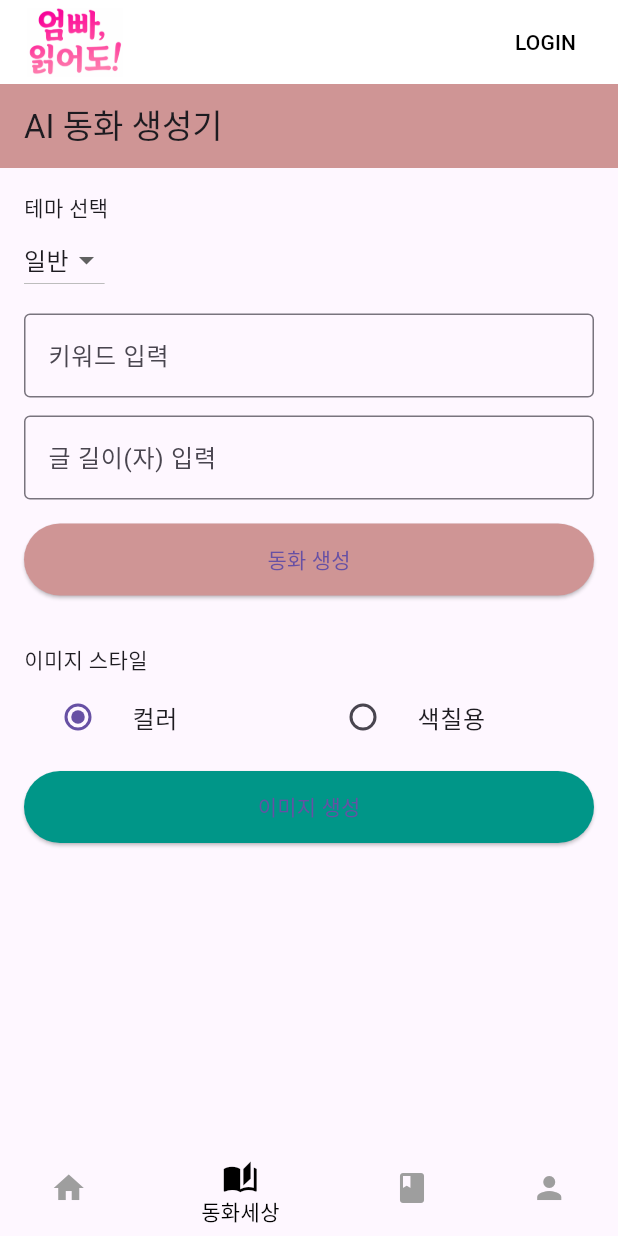
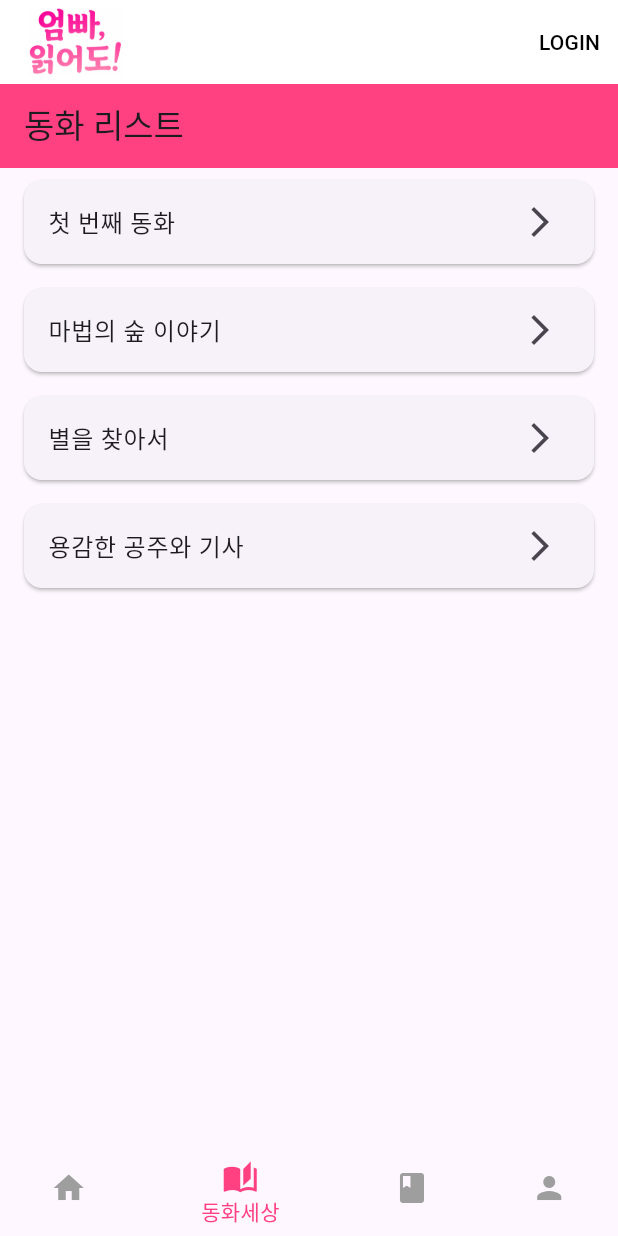
Before and after one commit to okji98/fairytale_project, a Flutter app: the screen it shows after launch, item 2 of the bottom bar chosen, on a phone screen of 412 x 824 dp. Run offline on Flutter 3.47's test engine with Material 3 defaults, Android fonts, the phone set to English and light mode, and no system bars; our stand-ins replace google_sign_in, image_picker, video_player; missing offline and left inert: kakao_flutter_sdk_user.

Commit message:
update 2025-05-27

```diff
--- a/lib/aistorypage.dart
+++ b/lib/aistorypage.dart
@@ -57,7 +57,7 @@ class _AIStoryPageState extends State<AIStoryPage> {
     return Scaffold(
         appBar: AppBar(
           title: const Text('AI 동화 생성기'),
-          backgroundColor: const Color(0xFFCF9595),
+          backgroundColor: const Color(0xFFE59C9C),
         ),
         body: SingleChildScrollView(
             padding: const EdgeInsets.all(16),
--- a/lib/mainscreen.dart
+++ b/lib/mainscreen.dart
@@ -1,40 +1,127 @@
+// Flutter의 Cupertino 위젯을 사용하기 위해 import
 import 'package:flutter/cupertino.dart';
+// Flutter의 Material 디자인 위젯을 사용하기 위해 import
 import 'package:flutter/material.dart';
+import 'package:project_1/story_list_screen.dart';
 
+// AI 동화 생성 페이지 위젯을 가져옵니다
 import 'aistorypage.dart';
+// 로그인 화면 위젯을 가져옵니다
 import 'loginscreen.dart';
+// 마이페이지 화면 위젯을 가져옵니다
 import 'mypagescreen.dart';
+// 커뮤니티 업로드 화면 위젯을 가져옵니다
 import 'upload_board_screen.dart';
 
+// 메인 화면을 StatefulWidget으로 선언합니다
 class MainScreen extends StatefulWidget {
+  // 생성자에 super.key를 전달합니다
   const MainScreen({super.key});
   @override
+  // 상태 객체를 생성합니다
   State<MainScreen> createState() => _MainScreenState();
 }
 
+// MainScreen의 상태를 관리하는 클래스입니다
 class _MainScreenState extends State<MainScreen> {
+  // 현재 선택된 BottomNavigationBar의 인덱스를 저장합니다
   int _currentIndex = 0;
+  // 홈 화면 이미지 애니메이션 토글 상태를 저장합니다
   bool _mainMoved = false;
+
+  // 각 탭에 대응하는 페이지 리스트를 정의합니다
   final List<Widget> _pages = [
-    const Center(child: Text('홈 화면')),
-    const AIStoryPage(),
+    // 인덱스 0: 홈 화면은 별도의 위젯을 사용합니다
+    const SizedBox.shrink(),
+    // 인덱스 1: 동화 리스트 화면(플레이스홀더)
+    const StoryListScreen(),
+    // 인덱스 2: 커뮤니티 업로드 페이지
     const UploadBoardScreen(),
+    // 인덱스 3: 마이페이지 화면
     const MyPageScreen(),
   ];
 
+  // 홈 탭 전용 뷰를 빌드하는 메서드입니다
+  Widget _buildHomeView() {
+    // Stack을 사용해 이미지와 버튼을 겹쳐 배치합니다
+    return Stack(
+      children: [
+        // AnimatedAlign을 사용해 이미지 위치 애니메이션을 처리합니다
+        AnimatedAlign(
+          // _mainMoved 상태에 따라 위치를 변경합니다
+          alignment: _mainMoved ? Alignment.topCenter : Alignment.center,
+          // 애니메이션 지속 시간을 설정합니다
+          duration: const Duration(milliseconds: 500),
+          // 애니메이션 커브를 설정합니다
+          curve: Curves.easeInOut,
+          // 제스처 감지를 위해 GestureDetector로 래핑합니다
+          child: GestureDetector(
+            // 탭 시 _mainMoved를 토글합니다
+            onTap: () => setState(() => _mainMoved = !_mainMoved),
+            // 메인 이미지를 로드합니다
+            child: Image.asset(
+              'assets/main.png',
+              width: 400,
+              height: 400,
+            ),
+          ),
+        ),
+        // AI 동화 구현 버튼 자리에 이미지를 사용하도록 Positioned로 배치합니다
+        Positioned(
+          // 상단으로부터 16픽셀 위치에 배치합니다
+          top: 4,
+          // 우측으로부터 16픽셀 위치에 배치합니다
+          right: 16,
+          // 버튼 역할을 하는 InkWell 위젯입니다
+          child: InkWell(
+            // 탭 시 AIStoryPage로 네비게이션합니다
+            onTap: () {
+              Navigator.push(
+                context,
+                MaterialPageRoute(builder: (_) => const AIStoryPage()),
+              );
+            },
+            // 버튼 디테일로 사용할 이미지를 Ink.image로 표시합니다
+            child: Ink.image(
+              // assets 폴더에 저장된 aiimage.png 파일 경로
+              image: const AssetImage('assets/aiimage.png'),
+              // 가로 크기를 설정합니다
+              width: 100,
+              // 세로 크기를 설정합니다
+              height: 100,
+              // 이미지를 영역에 맞게 자릅니다
+              fit: BoxFit.contain,
+            ),
+          ),
+        ),
+      ],
+    );
+  }
+
   @override
+  // 위젯 빌드 메서드입니다
   Widget build(BuildContext context) {
+    // Scaffold로 기본 레이아웃을 구성합니다
     return Scaffold(
+      // 배경색을 핑크톤으로 설정합니다
       backgroundColor: Colors.pink[50],
+      // 앱바를 설정합니다
       appBar: AppBar(
-        backgroundColor: const Color(0xFFFFFFFF),
+        // 앱바 배경색을 흰색으로 설정합니다
+        backgroundColor: Colors.white,
+        // leading 영역 너비를 100으로 설정합니다
         leadingWidth: 100,
+        // leading에 로고 클릭 시 홈으로 돌아오는 기능을 추가합니다
         leading: Material(
           color: Colors.transparent,
           child: InkWell(
+            // 탭 시 _currentIndex를 0으로 설정해 홈 탭으로 이동합니다
             onTap: () => setState(() => _currentIndex = 0),
+            // 클릭 시 스플래시 색을 설정합니다
             splashColor: Colors.white.withOpacity(0.5),
+            // 클릭 영역을 둥글게 만듭니다
             borderRadius: BorderRadius.circular(70),
+            // 로고 이미지를 패딩으로 감싸서 표시합니다
             child: Padding(
               padding: const EdgeInsets.all(5.0),
               child: Image.asset(
@@ -46,59 +133,45 @@ class _MainScreenState extends State<MainScreen> {
             ),
           ),
         ),
+        // 제목 영역을 빈 공간으로 설정합니다
         title: const SizedBox.shrink(),
+        // 로그인 버튼을 actions에 추가합니다
         actions: [
-          Padding(
-            padding: const EdgeInsets.only(right: 16.0),
-            child: TextButton(
-              onPressed: () {
-                // 로그인 버튼 터치 시 LoginScreen으로 이동
-                Navigator.push(
-                  context,
-                  MaterialPageRoute(builder: (_) => const LoginScreen()),
-                );
-              },
-              child: const Text(
-                'LOGIN',
-                style: TextStyle(color: Colors.black),
-              ),
+          TextButton(
+            // 탭 시 로그인 화면으로 이동합니다
+            onPressed: () => Navigator.push(
+              context,
+              MaterialPageRoute(builder: (_) => const LoginScreen()),
             ),
+            // 버튼 텍스트와 스타일을 설정합니다
+            child: const Text('LOGIN', style: TextStyle(color: Colors.black)),
           ),
         ],
+        // 앱바 그림자를 제거합니다
         elevation: 0,
       ),
-      body: _currentIndex == 0
-          ? AnimatedAlign(
-        alignment:
-        _mainMoved ? Alignment.topCenter : Alignment.center,
-        duration: const Duration(milliseconds: 500),
-        curve: Curves.easeInOut,
-        child: GestureDetector(
-          onTap: () => setState(() => _mainMoved = !_mainMoved),
-          child: Image.asset(
-            'assets/main.png',
-            width: 400,
-            height: 400,
-          ),
-        ),
-      )
-          : _pages[_currentIndex],
+      // body에 현재 인덱스에 따라 홈 뷰 또는 다른 페이지를 렌더링합니다
+      body: _currentIndex == 0 ? _buildHomeView() : _pages[_currentIndex],
+      // 바텀 네비게이션 바를 설정합니다
       bottomNavigationBar: BottomNavigationBar(
+        // 현재 선택된 인덱스를 지정합니다
         currentIndex: _currentIndex,
+        // 탭 변경 시 _currentIndex를 업데이트합니다
         onTap: (idx) => setState(() => _currentIndex = idx),
+        // 각 탭 아이콘과 레이블을 설정합니다
         items: const [
-          BottomNavigationBarItem(
-              icon: Icon(Icons.home), label: '홈화면'),
-          BottomNavigationBarItem(
-              icon: Icon(Icons.auto_stories), label: '동화세상'),
-          BottomNavigationBarItem(
-              icon: Icon(Icons.book), label: '커뮤니티'),
-          BottomNavigationBarItem(
-              icon: Icon(Icons.person), label: '마이페이지'),
+          BottomNavigationBarItem(icon: Icon(Icons.home), label: '홈화면'),
+          BottomNavigationBarItem(icon: Icon(Icons.auto_stories), label: '동화세상'),
+          BottomNavigationBarItem(icon: Icon(Icons.book), label: '커뮤니티'),
+          BottomNavigationBarItem(icon: Icon(Icons.person), label: '마이페이지'),
         ],
-        selectedItemColor: Colors.black,
+        // 선택된 아이템 색상을 검정색으로 설정합니다
+        selectedItemColor: Colors.pinkAccent,
+        // 선택되지 않은 아이템 색상을 회색으로 설정합니다
         unselectedItemColor: Colors.grey,
-        backgroundColor: const Color(0xFFFFFFFF),
+        // 배경색을 흰색으로 설정합니다
+        backgroundColor: Colors.white,
+        // 그림자를 제거합니다
         elevation: 0,
       ),
     );
--- /dev/null
+++ b/lib/story_list_screen.dart
@@ -0,0 +1,56 @@
+// Flutter의 Material 디자인 위젯을 사용하기 위해 import
+import 'package:flutter/material.dart';
+
+// 동화 리스트 화면을 StatefulWidget으로 선언합니다
+class StoryListScreen extends StatefulWidget {
+  // 생성자에서 super.key를 전달합니다
+  const StoryListScreen({super.key});
+
+  @override
+  State<StoryListScreen> createState() => _StoryListScreenState();
+}
+
+// StoryListScreen의 상태를 관리하는 클래스입니다
+class _StoryListScreenState extends State<StoryListScreen> {
+  // 예시로 사용할 동화 제목 리스트를 정의합니다
+  final List<String> _storyTitles = [
+    '첫 번째 동화',
+    '마법의 숲 이야기',
+    '별을 찾아서',
+    '용감한 공주와 기사',
+  ];
+
+  @override
+  Widget build(BuildContext context) {
+    // Scaffold로 기본 레이아웃을 구성합니다
+    return Scaffold(
+      // 앱바에 제목을 설정합니다
+      appBar: AppBar(
+        title: const Text('동화 리스트'),
+        backgroundColor: Colors.pinkAccent,
+      ),
+      // 본문에 ListView를 사용해 동화 목록을 표시합니다
+      body: ListView.builder(
+        // 리스트 아이템 개수를 _storyTitles 길이만큼 설정합니다
+        itemCount: _storyTitles.length,
+        // 각 아이템 빌더
+        itemBuilder: (context, index) {
+          // Card로 감싸 보기 좋게 디자인합니다
+          return Card(
+            margin: const EdgeInsets.symmetric(horizontal: 16, vertical: 8),
+            child: ListTile(
+              // 동화 제목 텍스트를 표시합니다
+              title: Text(_storyTitles[index]),
+              // 화살표 아이콘으로 클릭 가능함을 표시합니다
+              trailing: const Icon(Icons.arrow_forward_ios),
+              // 탭 시 상세 페이지로 이동(추후 구현)
+              onTap: () {
+                // TODO: 동화 상세 페이지로 네비게이션 구현
+              },
+            ),
+          );
+        },
+      ),
+    );
+  }
+}
--- a/pubspec.yaml
+++ b/pubspec.yaml
@@ -61,6 +61,7 @@ flutter:
   assets:
     -  assets/logo.png
     -  assets/main.png
+    -  assets/aiimage.png
 
   # The following line ensures that the Material Icons font is
   # included with your application, so that you can use the icons in
```
Also changed, not shown: assets/11.png (deleted), assets/aiimage.png (added).
